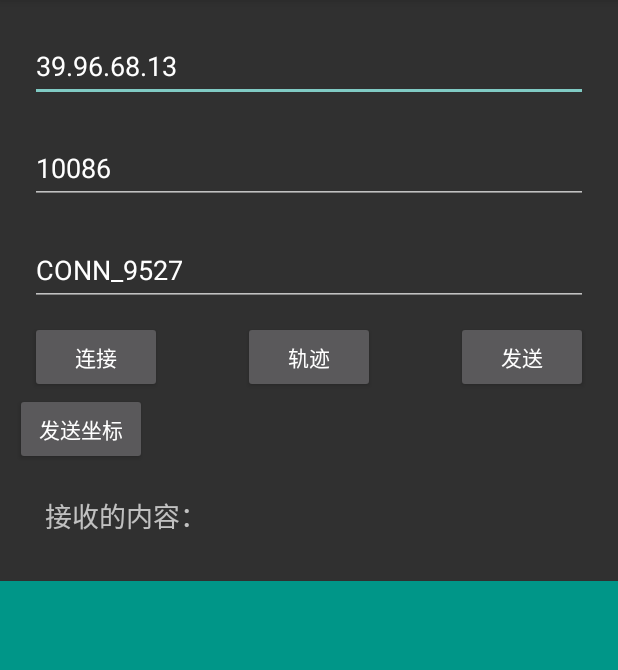
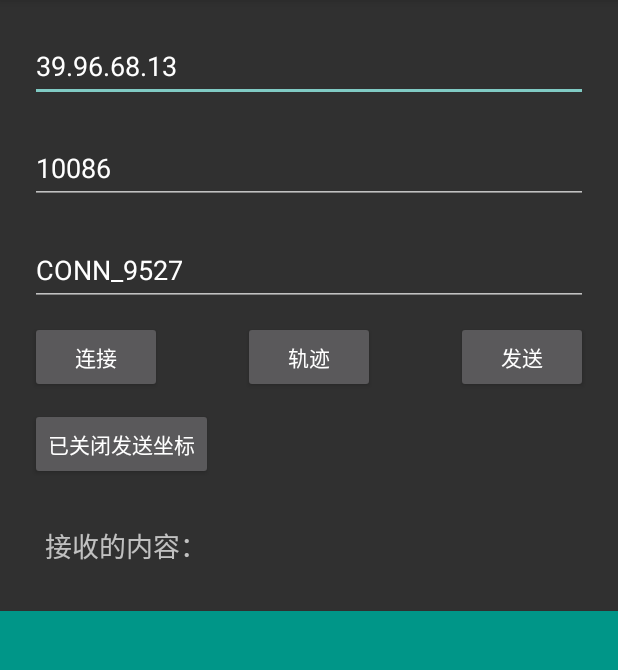
Before and after one commit to jasonboore/SmartLock3Gsec2, an Android app: the screen it shows after launch (MainActivity), on a phone screen of 412 x 824 dp, the part 84-754 px from its top. Run offline under Robolectric (Android 15) with nearby library versions, the phone set to English and light mode, and no system bars; libraries missing offline, so code that uses them is left out: com.baidu.mapapi, com.lpoint.tcpsocketlib; 24 statements that could not run were skipped.

Commit message:
优化代码

```diff
--- a/app/src/main/java/com/example/SmartLock3G/MainActivity.java
+++ b/app/src/main/java/com/example/SmartLock3G/MainActivity.java
@@ -10,7 +10,6 @@ import android.os.Build;
 import android.os.Bundle;
 import android.os.Handler;
 import android.os.Message;
-import android.os.SystemClock;
 import android.support.v7.app.AppCompatActivity;
 import android.util.Log;
 import android.view.View;
@@ -30,32 +29,26 @@ import com.example.SmartLock3G.utils.Pref;
 import com.lpoint.tcpsocketlib.TcpClient;
 import com.lpoint.tcpsocketlib.TcpSocketListener;
 
-
-
-
-
 import org.json.JSONArray;
 import org.json.JSONException;
 import org.json.JSONObject;
 
-
 import java.util.ArrayList;
-import java.util.HashMap;
 import java.util.List;
-import java.util.Map;
 
 
 public class MainActivity extends AppCompatActivity implements View.OnClickListener {
     public LocationClient mLocationClient = null;
+    public Button bt_send, mStart, sendgps;
+    TcpClient tcpClient;
+    String thisGpsInfos;
+    Boolean nowsend = false;
     private MyLocationListener myListener = new MyLocationListener();
-    public Button bt_send, mStart;
-    TcpClient tcpClient;
     private TextView tv_content;
     private EditText ed_send_text, EDIP, EDPORT;
     private String ThisPhoneIP = "";
-    private  List<gpsinfo> gpsdata;
+    private List<gpsinfo> gpsdata;
     private Pref sp;
-    String thisGpsInfos;
     @SuppressLint("HandlerLeak")
     private Handler handler = new Handler() {
         @Override
@@ -67,76 +60,16 @@ public class MainActivity extends AppCompatActivity implements View.OnClickListe
                 mStart.setText("连接");
             } else if (msg.what == 3) {
                 tcpClient.sendMsg("test");
+            } else if (msg.what == 4) {
+                nowsend = true;
+                sendgps.setText("已开启发送坐标");
+            } else if (msg.what == 5) {
+                nowsend = false;
+                sendgps.setText("已关闭发送坐标");
+
             }
-
         }
     };
-
-    public void sendGPS(View view) {
-        if (mStart.getText().equals("断开连接")) {
-            gpsdata.clear();
-            tcpClient.sendMsg(thisGpsInfos);
-        } else Toast.makeText(this, "Socket未连接", Toast.LENGTH_SHORT).show();
-    }
-
-    public class MyLocationListener extends BDAbstractLocationListener {
-        @Override
-        public void onReceiveLocation(BDLocation location) {
-            //此处的BDLocation为定位结果信息类，通过它的各种get方法可获取定位相关的全部结果
-            //以下只列举部分获取经纬度相关（常用）的结果信息
-            //更多结果信息获取说明，请参照类参考中BDLocation类中的说明
-
-            double latitude = location.getLatitude();    //获取纬度信息
-            double longitude = location.getLongitude();    //获取经度信息
-            float radius = location.getRadius();    //获取定位精度，默认值为0.0f
-            float direction = location.getDirection();
-
-            String errorCode = location.getCoorType();
-            //获取定位类型、定位错误返回码，具体信息可参照类参考中BDLocation类中的说明
-
-            Log.d("gps1", "第一次  " + latitude + "   " + longitude + "   " + errorCode);
-
-            //封装
-            gpsinfo thisgps = new gpsinfo();
-            thisgps.setLatitude(latitude);
-            thisgps.setLongitude(longitude);
-            thisgps.setRadius(radius);
-            thisgps.setDirection(direction);
-            gpsdata.add(thisgps);
-            JSONArray jsonArray = new JSONArray();
-            JSONObject tmpObj = null;
-            int count = gpsdata.size();
-            for (int i = 0; i < count; i++) {
-                tmpObj = new JSONObject();
-                try {
-                    tmpObj.put("latitude", gpsdata.get(i).getLatitude());
-                    tmpObj.put("longitude", gpsdata.get(i).getLongitude());
-                    tmpObj.put("radius", gpsdata.get(i).getRadius());
-                    tmpObj.put("direction", gpsdata.get(i).getDirection());
-                } catch (JSONException e) {
-                    e.printStackTrace();
-                }
-                jsonArray.put(tmpObj);
-                tmpObj = null;
-            }
-            thisGpsInfos = jsonArray.toString(); // 将JSONArray转换得到String
-            Log.d("gps1", "personInfos    " + thisGpsInfos);
-
-            //遍历解析
-//            JSONArray jsonArray1 = null;
-//            try {
-//                jsonArray1 = new JSONArray(thisGpsInfos);
-//                for (int i = 0; i < jsonArray1.length(); i++) {
-//                    JSONObject jsonObj = jsonArray1.getJSONObject(i);
-//                    Double latitude1 = jsonObj.getDouble("latitude");
-//                    Double longitude1 = jsonObj.getDouble("longitude");
-//                    Log.d("gps2", "第二次  " + latitude1 + "   " + longitude1 );
-//                }
-//            } catch (JSONException e) {
-//                e.printStackTrace();
-//            }
-        }
-        }
 
     @Override
     protected void onCreate(Bundle savedInstanceState) {
@@ -152,7 +85,7 @@ public class MainActivity extends AppCompatActivity implements View.OnClickListe
         //声明LocationClient类
         mLocationClient.registerLocationListener(myListener);
         //注册监听函数
-        gpsdata=new ArrayList<gpsinfo>();
+        gpsdata = new ArrayList<gpsinfo>();
         ThisPhoneIP = getLocalIpAddress();  //获取本机IP
     }
 
@@ -201,7 +134,6 @@ public class MainActivity extends AppCompatActivity implements View.OnClickListe
         mLocationClient.start();
     }
 
-
     private void InitView() {
         EDIP = (EditText) findViewById(R.id.EDIP);
         EDPORT = (EditText) findViewById(R.id.EDPORT);
@@ -210,6 +142,7 @@ public class MainActivity extends AppCompatActivity implements View.OnClickListe
         ed_send_text = (EditText) findViewById(R.id.ed_send_text);
         bt_send.setOnClickListener(this);
         mStart = (Button) findViewById(R.id.mStart);
+        sendgps = (Button) findViewById(R.id.sendgps);
         mStart.setOnClickListener(this);
         sp = Pref.getInstance(this);
         EDIP.setText(sp.getHost());
@@ -217,6 +150,7 @@ public class MainActivity extends AppCompatActivity implements View.OnClickListe
         EDPORT.setText(String.valueOf(sp.getPort()));
 
     }
+
     @Override
     protected void onStart() {
         super.onStart();
@@ -226,6 +160,7 @@ public class MainActivity extends AppCompatActivity implements View.OnClickListe
             requestPermissions(permissions.toArray(new String[permissions.size()]), 0);
         }
     }
+
     //检查权限
     private boolean isNeedRequestPermissions(List<String> permissions) {
         // 定位精确位置
@@ -241,6 +176,22 @@ public class MainActivity extends AppCompatActivity implements View.OnClickListe
         if (Build.VERSION.SDK_INT >= Build.VERSION_CODES.M
                 && checkSelfPermission(permission) != PackageManager.PERMISSION_GRANTED) {
             permissionsList.add(permission);
+        }
+    }
+
+    public void sendGPS(View view) {
+//        if (mStart.getText().equals("断开连接")) {
+//            gpsdata.clear();
+//            tcpClient.sendMsg(thisGpsInfos);
+//        } else Toast.makeText(this, "Socket未连接", Toast.LENGTH_SHORT).show();
+        if (nowsend) {
+            Message msg = new Message();
+            msg.what = 5;
+            handler.sendMessage(msg);
+        } else {
+            Message msg = new Message();
+            msg.what = 4;
+            handler.sendMessage(msg);
         }
     }
 
@@ -266,8 +217,7 @@ public class MainActivity extends AppCompatActivity implements View.OnClickListe
                     sp.setPort(Integer.parseInt(EDPORT.getText().toString()));
                     mStart.setText("断开连接");
 
-                }
-                else {
+                } else {
                     tcpClient.closeTcpSocket();
                     tv_content.setText("已清空");
                     mStart.setText("连接");
@@ -377,4 +327,57 @@ public class MainActivity extends AppCompatActivity implements View.OnClickListe
         Intent intent = new Intent(this, trackAllActivity.class);
         startActivity(intent);
     }
+
+    public class MyLocationListener extends BDAbstractLocationListener {
+        @Override
+        public void onReceiveLocation(BDLocation location) {
+            //此处的BDLocation为定位结果信息类，通过它的各种get方法可获取定位相关的全部结果
+            //以下只列举部分获取经纬度相关（常用）的结果信息
+            //更多结果信息获取说明，请参照类参考中BDLocation类中的说明
+
+            double latitude = location.getLatitude();    //获取纬度信息
+            double longitude = location.getLongitude();    //获取经度信息
+            float radius = location.getRadius();    //获取定位精度，默认值为0.0f
+            float direction = location.getDirection();
+
+            String errorCode = location.getCoorType();
+            //获取定位类型、定位错误返回码，具体信息可参照类参考中BDLocation类中的说明
+
+            Log.d("gps1", "第一次  " + latitude + "   " + longitude + "   " + errorCode);
+
+            //封装
+            gpsinfo thisgps = new gpsinfo();
+            thisgps.setLatitude(latitude);
+            thisgps.setLongitude(longitude);
+            thisgps.setRadius(radius);
+            thisgps.setDirection(direction);
+            gpsdata.add(thisgps);
+
+            JSONArray jsonArray = new JSONArray();
+            JSONObject tmpObj = null;
+            int count = gpsdata.size();
+            for (int i = 0; i < count; i++) {
+                tmpObj = new JSONObject();
+                try {
+                    tmpObj.put("latitude", gpsdata.get(i).getLatitude());
+                    tmpObj.put("longitude", gpsdata.get(i).getLongitude());
+                    tmpObj.put("radius", gpsdata.get(i).getRadius());
+                    tmpObj.put("direction", gpsdata.get(i).getDirection());
+                } catch (JSONException e) {
+                    e.printStackTrace();
+                }
+                jsonArray.put(tmpObj);
+                tmpObj = null;
+            }
+            thisGpsInfos = jsonArray.toString(); // 将JSONArray转换得到String
+            Log.d("gps1", "personInfos    " + thisGpsInfos);
+
+            if (nowsend) {
+                if (mStart.getText().equals("断开连接")) {
+                    gpsdata.clear();
+                    tcpClient.sendMsg(thisGpsInfos);
+                } else Toast.makeText(MainActivity.this, "Socket未连接", Toast.LENGTH_SHORT).show();
+            }
+        }
+    }
 }
--- a/app/src/main/res/layout/activity_main_tcp.xml
+++ b/app/src/main/res/layout/activity_main_tcp.xml
@@ -73,11 +73,20 @@
 
                 android:text="连接" />
         </RelativeLayout>
-<Button
-    android:layout_width="wrap_content"
-    android:layout_height="wrap_content"
-    android:text="发送坐标"
-    android:onClick="sendGPS"/>
+
+        <LinearLayout
+            android:layout_width="match_parent"
+            android:layout_height="wrap_content"
+            android:layout_margin="10dp"
+            android:orientation="vertical">
+
+            <Button
+                android:id="@+id/sendgps"
+                android:layout_width="wrap_content"
+                android:layout_height="wrap_content"
+                android:onClick="sendGPS"
+                android:text="已关闭发送坐标" />
+        </LinearLayout>
 
         <TextView
             android:layout_width="match_parent"
```
Also changed, not shown: app/src/main/AndroidManifest.xml (+7 -3 lines), app/src/main/java/com/example/SmartLock3G/tools/gpsinfo.java (+3 -9 lines).
